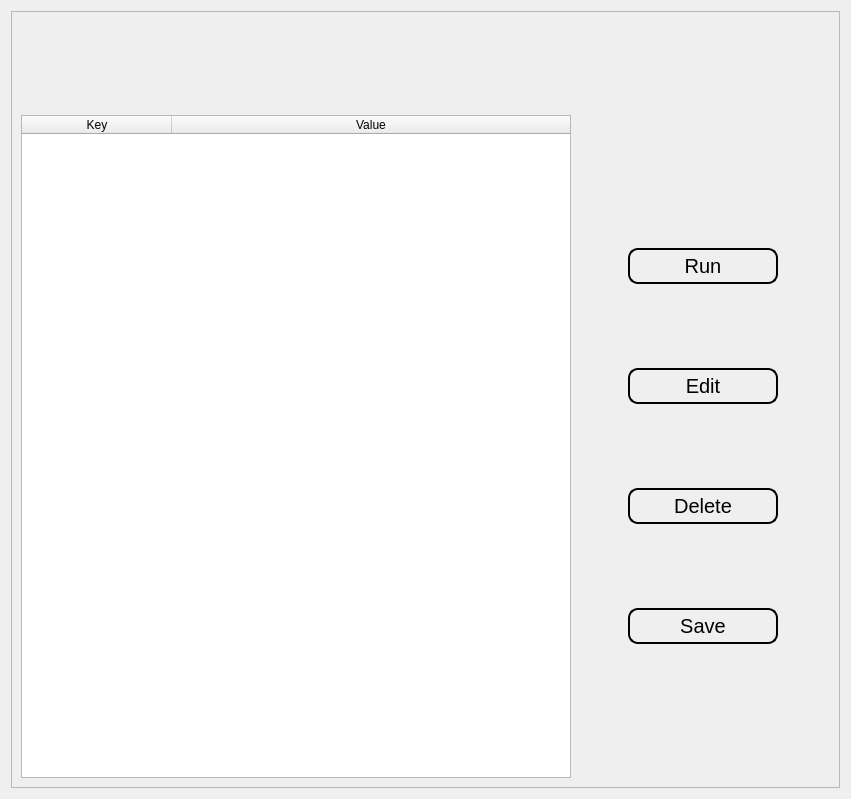
Qt form ui/edite.ui (Achu-Worifung/quickMove) before a commit.
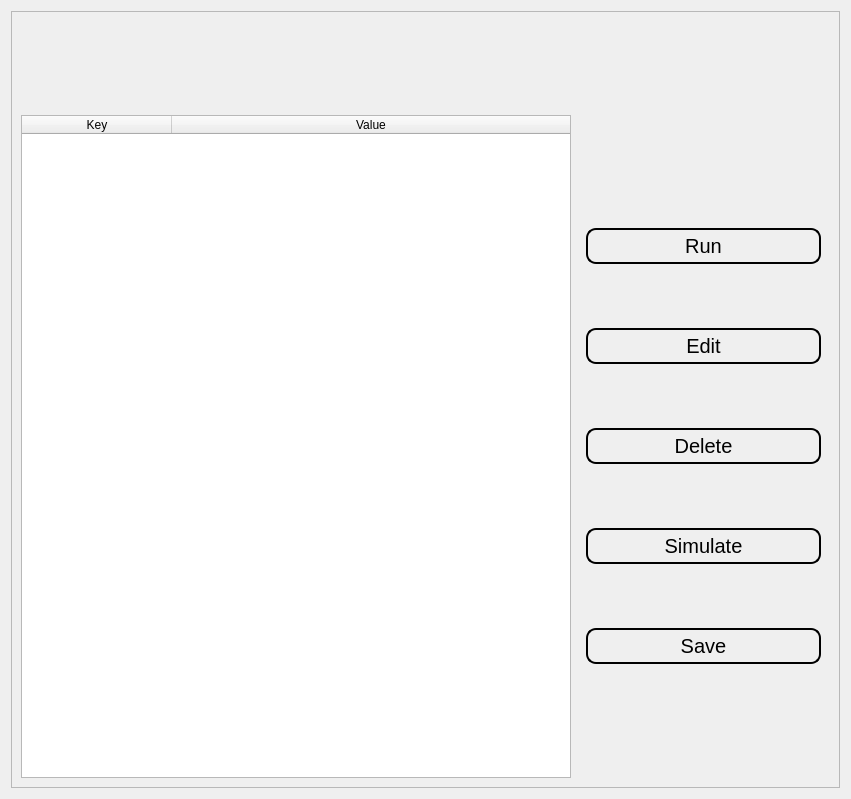
The same form after that commit.

Patch:
```diff
--- a/ui/edite.ui
+++ b/ui/edite.ui
@@ -157,8 +157,39 @@
              <height>570</height>
             </size>
            </property>
-           <layout class="QVBoxLayout" name="verticalLayout_2">
-            <item alignment="Qt::AlignHCenter">
+           <layout class="QGridLayout" name="gridLayout_2">
+            <item row="2" column="0">
+             <widget class="QPushButton" name="pushButton">
+              <property name="minimumSize">
+               <size>
+                <width>150</width>
+                <height>25</height>
+               </size>
+              </property>
+              <property name="maximumSize">
+               <size>
+                <width>250</width>
+                <height>16777215</height>
+               </size>
+              </property>
+              <property name="styleSheet">
+               <string notr="true">#pushButton
+{
+
+    border-style: outset;
+    border-width: 2px;
+    border-radius: 10px;
+    border-color: black;
+    padding: 4px;
+font:20px
+}</string>
+              </property>
+              <property name="text">
+               <string>Edit</string>
+              </property>
+             </widget>
+            </item>
+            <item row="0" column="0">
              <widget class="QPushButton" name="pushButton_2">
               <property name="minimumSize">
                <size>
@@ -197,38 +228,7 @@
               </property>
              </widget>
             </item>
-            <item alignment="Qt::AlignHCenter">
-             <widget class="QPushButton" name="pushButton">
-              <property name="minimumSize">
-               <size>
-                <width>150</width>
-                <height>25</height>
-               </size>
-              </property>
-              <property name="maximumSize">
-               <size>
-                <width>250</width>
-                <height>16777215</height>
-               </size>
-              </property>
-              <property name="styleSheet">
-               <string notr="true">#pushButton
-{
-
-    border-style: outset;
-    border-width: 2px;
-    border-radius: 10px;
-    border-color: black;
-    padding: 4px;
-font:20px
-}</string>
-              </property>
-              <property name="text">
-               <string>Edit</string>
-              </property>
-             </widget>
-            </item>
-            <item alignment="Qt::AlignHCenter">
+            <item row="3" column="0">
              <widget class="QPushButton" name="pushButton_4">
               <property name="minimumSize">
                <size>
@@ -259,7 +259,7 @@
               </property>
              </widget>
             </item>
-            <item alignment="Qt::AlignHCenter">
+            <item row="5" column="0">
              <widget class="QPushButton" name="pushButton_3">
               <property name="minimumSize">
                <size>
@@ -290,6 +290,33 @@
               </property>
              </widget>
             </item>
+            <item row="4" column="0">
+             <widget class="QPushButton" name="pushButton_5">
+              <property name="minimumSize">
+               <size>
+                <width>150</width>
+                <height>25</height>
+               </size>
+              </property>
+              <property name="maximumSize">
+               <size>
+                <width>250</width>
+                <height>16777215</height>
+               </size>
+              </property>
+              <property name="styleSheet">
+               <string notr="true">    border-style: outset;
+    border-width: 2px;
+    border-radius: 10px;
+    border-color: black;
+    padding: 4px;
+font:20px</string>
+              </property>
+              <property name="text">
+               <string>Simulate</string>
+              </property>
+             </widget>
+            </item>
            </layout>
           </widget>
          </item>
```
